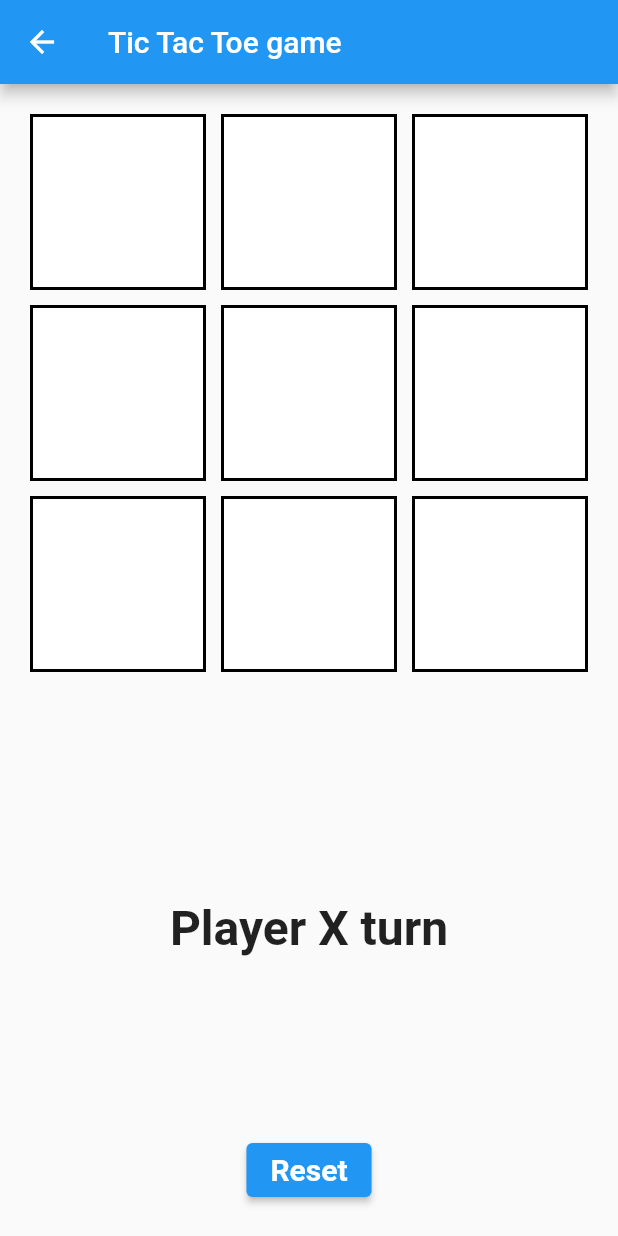
After one commit to agnespapp0729/example, a Flutter app: the MainPage screen opened directly, after a tap on "Play a game!", on a phone screen of 412 x 824 dp. The commit adds this screen. Run offline on Flutter 3.47's test engine with Material 2 defaults, Android fonts, the phone set to English and light mode, and no system bars; our stand-ins replace hive; accounts and stored records are empty.

Commit message:
created a game

```diff
--- /dev/null
+++ b/lib/game/tic_tac.dart
@@ -0,0 +1,176 @@
+import 'package:flutter/material.dart';
+import 'package:hive/hive.dart';
+
+class TicTac extends StatefulWidget {
+  const TicTac({super.key});
+
+  @override
+  State<TicTac> createState() => _TicTacState();
+}
+
+class _TicTacState extends State<TicTac> {
+  //3x3 board
+  List<List<String>> board = [
+    ['', '', ''],
+    ['', '', ''],
+    ['', '', '']
+  ];
+
+//player can be X or O
+  String player = 'X';
+  String result = '';
+
+//when a player taps on a cell
+  void play(int row, int col) {
+    if (board[row][col] == '') {
+      setState(() {
+        board[row][col] = player;
+        checkWin();
+        if (result == '') {
+          player = player == 'X' ? 'O' : 'X';
+        }
+      });
+    }
+  }
+
+//after every move
+  void checkWin() {
+    for (int i = 0; i < 3; i++) {
+      if (board[i][0] == board[i][1] &&
+          board[1][i] == board[i][2] &&
+          board[i][0] != '') {
+        result = '${board[i][0]} wins';
+        return;
+      }
+      if (board[0][i] == board[1][i] &&
+          board[i][1] == board[2][i] &&
+          board[0][i] != '') {
+        result = '${board[0][i]} wins';
+        return;
+      }
+    }
+    if (board[0][0] == board[1][1] &&
+        board[1][1] == board[2][2] &&
+        board[0][0] != '') {
+      result = '${board[0][0]} wins';
+      return;
+    }
+    if (board[0][2] == board[1][1] &&
+        board[1][1] == board[2][0] &&
+        board[0][2] != '') {
+      result = '${board[0][2]} wins';
+      return;
+    }
+    for (int i = 0; i < 3; i++) {
+      for (int j = 0; j < 3; j++) {
+        if (board[i][j] == '') {
+          return;
+        }
+      }
+    }
+    result = 'Draw!';
+  }
+
+//resets the game
+  void reset() {
+    setState(() {
+      board = [
+        ['', '', ''],
+        ['', '', ''],
+        ['', '', '']
+      ];
+    });
+  }
+
+  @override
+  Widget build(BuildContext context) {
+    return Scaffold(
+      appBar: AppBar(
+        title: const Text('Tic Tac Toe game'),
+      ),
+      body: Column(
+        mainAxisAlignment: MainAxisAlignment.center,
+        children: [
+          //here we draw the board
+          Expanded(
+            child: GridView.builder(
+                padding: const EdgeInsets.all(20.0),
+                gridDelegate: const SliverGridDelegateWithFixedCrossAxisCount(
+                  crossAxisCount: 3,
+                  childAspectRatio: 1.0,
+                  crossAxisSpacing: 10.0,
+                  mainAxisSpacing: 10.0,
+                ),
+                itemCount: 9,
+                itemBuilder: (context, index) {
+                  int row = index ~/ 3;
+                  int col = index % 3;
+                  return GestureDetector(
+                    onTap: () => play(row, col),
+                    child: Container(
+                      decoration: BoxDecoration(
+                        border: Border.all(
+                          color: Colors.black,
+                          width: 2.0,
+                        ),
+                        color: board[row][col] == 'X'
+                            ? Colors.amber
+                            : board[row][col] == '0'
+                                ? Colors.deepPurple
+                                : Colors.white,
+                      ),
+                      child: Center(
+                        child: Text(
+                          board[row][col],
+                          style: const TextStyle(
+                            fontSize: 40.0,
+                            fontWeight: FontWeight.bold,
+                          ),
+                        ),
+                      ),
+                    ),
+                  );
+                }),
+          ),
+          //here we display the current player
+          Container(
+            padding: const EdgeInsets.all(20.0),
+            child: Text(
+              'Player $player turn',
+              style: const TextStyle(
+                fontSize: 32,
+                fontWeight: FontWeight.bold,
+              ),
+            ),
+          ),
+          //display the result
+          Container(
+            padding: const EdgeInsets.all(20.0),
+            child: Text(
+              result,
+              style: TextStyle(
+                fontSize: 32,
+                fontWeight: FontWeight.bold,
+                color: result == '' ? Colors.transparent : Colors.green,
+              ),
+            ),
+          ),
+          //and the reset button
+          Container(
+            padding: const EdgeInsets.all(20.0),
+            child: ElevatedButton(
+              onPressed: reset,
+              child: const Text(
+                'Reset',
+                style: TextStyle(
+                  fontSize: 20.0,
+                  fontWeight: FontWeight.bold,
+                ),
+              ),
+            ),
+          ),
+        ],
+      ),
+    );
+  }
+}
--- a/lib/main_page.dart
+++ b/lib/main_page.dart
@@ -2,6 +2,7 @@ import 'package:example/animation/rotating/animation_home.dart';
 import 'package:example/animation/staggered/stagger_demo.dart';
 import 'package:example/cards_listing/list_page.dart';
 import 'package:example/color_changes/color_changer.dart';
+import 'package:example/game/tic_tac.dart';
 import 'package:example/providers/counter_provider/counter_provider.dart';
 import 'package:example/providers/counter_provider/counter_a_page.dart';
 import 'package:example/providers/counter_provider/counter_b_page.dart';
@@ -56,7 +57,7 @@ class _MainPageState extends State<MainPage> {
       child: Scaffold(
         appBar: AppBar(
           backgroundColor: Colors.deepPurple,
-          title: const Text('Flutter ListView Navigation I'),
+          title: const Text('Choose a page!'),
         ),
         body: ListView(
           children: [
@@ -201,6 +202,17 @@ class _MainPageState extends State<MainPage> {
                 );
               },
             ),
+            ListTile(
+              title: const Text('Play a game!'),
+              onTap: () {
+                Navigator.push(
+                  context,
+                  MaterialPageRoute(
+                    builder: (context) => const TicTac(),
+                  ),
+                );
+              },
+            ),
           ],
         ),
       ),
```
